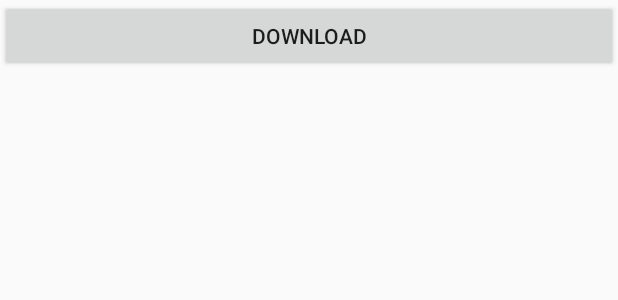
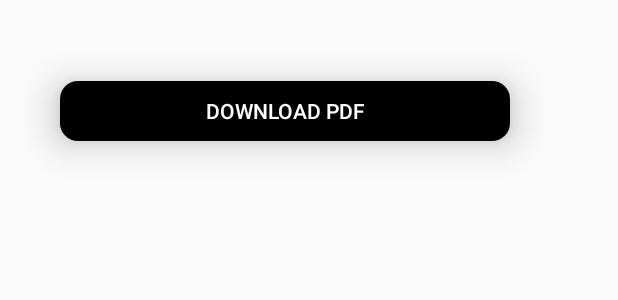
Before and after one commit to ravisharma46/SmartAttendanceSystem, an Android app: the layout fragment_download_attendance_pdf.xml on its own in the app's theme, with its tools: preview values and no code run, on a phone screen of 412 x 824 dp. Shown: the top 300 px of the screen. Run offline under Robolectric (Android 15) with nearby library versions, the phone set to English and light mode, and no system bars.

Commit message:
add download pdf button

```diff
--- a/app/src/main/res/layout/fragment_download_attendance_pdf.xml
+++ b/app/src/main/res/layout/fragment_download_attendance_pdf.xml
@@ -2,15 +2,41 @@
 <FrameLayout xmlns:android="http://schemas.android.com/apk/res/android"
     xmlns:tools="http://schemas.android.com/tools"
     android:layout_width="match_parent"
+    android:layout_marginTop="34sp"
     android:layout_height="match_parent"
+    xmlns:app="http://schemas.android.com/apk/res-auto"
     tools:context=".download_attendance_pdf">
 
     <!-- TODO: Update blank fragment layout -->
-    <Button
-        android:layout_width="match_parent"
-        android:layout_height="wrap_content"
-        android:text="Download"
-        android:id="@+id/downlnoad"
-        />
+
+
+    <android.support.v7.widget.CardView
+        android:id="@+id/cardView3"
+        android:layout_width="300sp"
+        android:layout_height="40sp"
+        android:layout_marginStart="40sp"
+        android:layout_marginEnd="17dp"
+        android:layout_marginTop="20sp"
+        android:layout_marginBottom="220dp"
+        app:cardCornerRadius="12sp"
+        app:cardElevation="15sp"
+        app:layout_constraintBottom_toBottomOf="parent"
+        app:layout_constraintEnd_toEndOf="parent"
+        app:layout_constraintStart_toStartOf="parent">
+
+        <Button
+            android:id="@+id/downlnoad"
+            android:layout_width="match_parent"
+            android:layout_height="match_parent"
+            android:background="@color/white"
+            android:backgroundTint="#000000"
+            android:text="Download pdf"
+            android:textColor="@color/white" />
+
+
+    </android.support.v7.widget.CardView>
+
+
+
 
 </FrameLayout>
```
